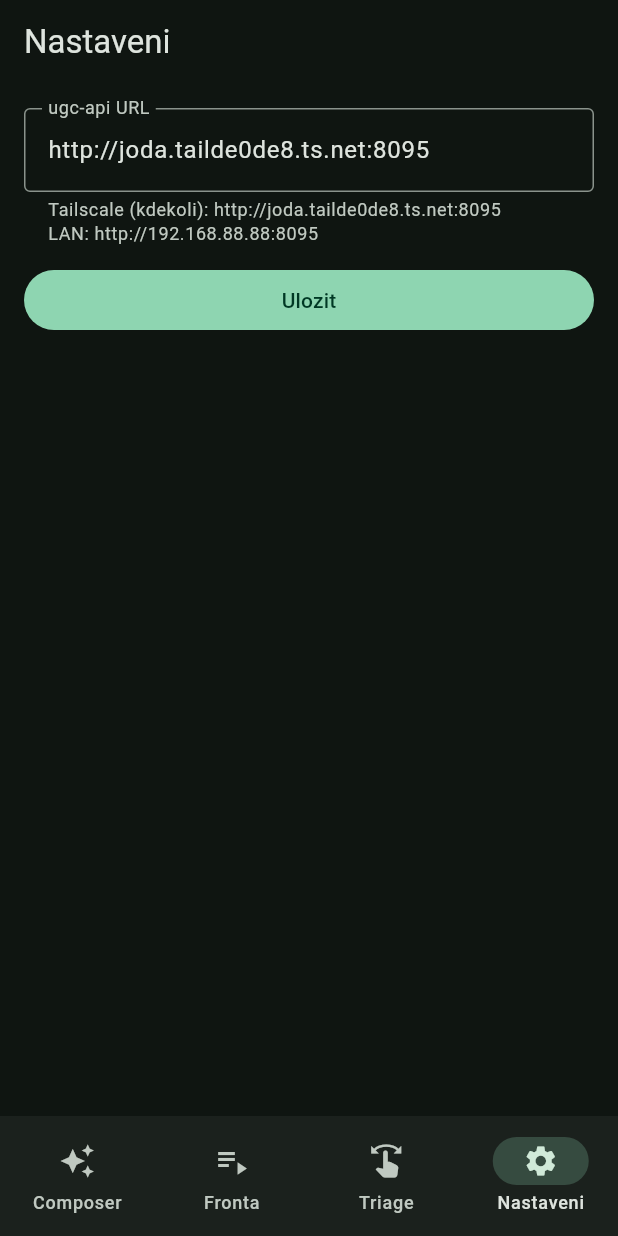
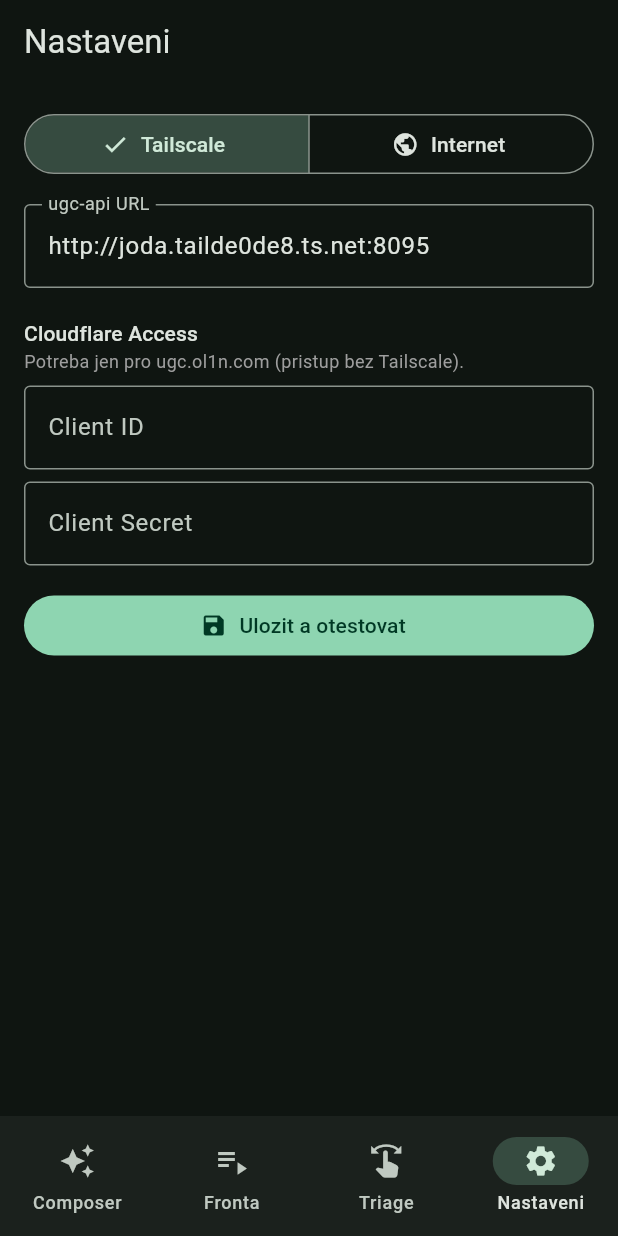
Before and after one commit to lioilsources/UGCFactory, a Flutter app: the screen it shows after launch, item 4 of the bottom bar chosen, on a phone screen of 412 x 824 dp. Run offline on Flutter 3.47's test engine with Material 3 defaults, Android fonts, the phone set to English and light mode, and no system bars; our stand-ins replace flutter_riverpod, go_router, shared_preferences, webview_flutter; missing offline and left inert: model_viewer_plus; network calls fail.

Commit message:
App works over the tunnel: Access service token, no Tailscale needed
Settings gained a Tailscale/Internet switch plus Access credentials and a
save-and-test button, so the phone can reach the factory from anywhere.

The credentials ride as CF-Access-Client-Id/Secret on every API call. The
WebView only gets them on the viewer page itself - subresources cannot
carry custom headers - but Cloudflare answers that first request with a
24h CF_Authorization cookie, which then covers the script and the model.
Verified end to end: page and API 200 with the token, a subresource 200
with only the cookie, and still 302 with no credentials at all.

The token lives in app/.cf-token (gitignored, with an .example alongside)
and is baked in at build time via --dart-define, so it never reaches this
public repo.

Co-Authored-By: Claude Opus 5 <noreply@anthropic.com>
Claude-Session: https://claude.ai/code/session_011LonyW3wodxDm9zTXnucWB

```diff
--- a/app/lib/core/providers.dart
+++ b/app/lib/core/providers.dart
@@ -18,6 +18,12 @@ const defaultBaseUrl = 'http://joda.tailde0de8.ts.net:8095';
 /// druhou auth (Access cookie plati pro cely origin).
 String get initialBaseUrl => kIsWeb ? '' : defaultBaseUrl;
 
+/// Cloudflare Access service token pro pristup pres ugc.ol1n.com bez
+/// Tailscale. Predava se pri buildu (--dart-define), aby nebyl ve zdrojacich
+/// na verejnem GitHubu; v Nastaveni jde prepsat.
+const _buildClientId = String.fromEnvironment('CF_CLIENT_ID');
+const _buildClientSecret = String.fromEnvironment('CF_CLIENT_SECRET');
+
 final prefsProvider = Provider<SharedPreferences>(
   (ref) => throw UnimplementedError('overridden in main'),
 );
@@ -26,8 +32,18 @@ final baseUrlProvider = StateProvider<String>((ref) {
   return ref.watch(prefsProvider).getString('baseUrl') ?? initialBaseUrl;
 });
 
+final cfClientIdProvider = StateProvider<String>((ref) =>
+    ref.watch(prefsProvider).getString('cfClientId') ?? _buildClientId);
+
+final cfClientSecretProvider = StateProvider<String>((ref) =>
+    ref.watch(prefsProvider).getString('cfClientSecret') ?? _buildClientSecret);
+
 final apiProvider = Provider<UgcApi>((ref) {
-  return UgcApi(ref.watch(baseUrlProvider));
+  return UgcApi(
+    ref.watch(baseUrlProvider),
+    clientId: ref.watch(cfClientIdProvider),
+    clientSecret: ref.watch(cfClientSecretProvider),
+  );
 });
 
 /// Zivy seznam jobu. SSE je hlavni signal, ale NESMI byt jediny: kdyz
--- a/app/lib/modules/review/review_screen.dart
+++ b/app/lib/modules/review/review_screen.dart
@@ -46,6 +46,7 @@ class ReviewScreen extends ConsumerWidget {
               viewerUrl: api.viewerUrl(job.id),
               glbUrl: api.glbUrl(job.id),
               alt: job.prompt,
+              headers: api.authHeaders,
             ),
           ),
           Padding(
--- a/app/lib/modules/settings/settings_screen.dart
+++ b/app/lib/modules/settings/settings_screen.dart
@@ -3,6 +3,10 @@ import 'package:flutter_riverpod/flutter_riverpod.dart';
 
 import '../../core/providers.dart';
 
+/// Nastaveni pripojeni: kam appka mluvi a cim se prokazuje.
+///
+/// Tailnet adresa nepotrebuje nic navic, ugc.ol1n.com chce Cloudflare
+/// Access service token (jde predat i pri buildu pres --dart-define).
 class SettingsScreen extends ConsumerStatefulWidget {
   const SettingsScreen({super.key});
   @override
@@ -11,50 +15,125 @@ class SettingsScreen extends ConsumerStatefulWidget {
 
 class _SettingsScreenState extends ConsumerState<SettingsScreen> {
   late final TextEditingController _urlCtrl;
+  late final TextEditingController _idCtrl;
+  late final TextEditingController _secretCtrl;
+  String? _status;
+  bool _testing = false;
+
+  static const _tailnet = 'http://joda.tailde0de8.ts.net:8095';
+  static const _tunnel = 'https://ugc.ol1n.com';
 
   @override
   void initState() {
     super.initState();
     _urlCtrl = TextEditingController(text: ref.read(baseUrlProvider));
+    _idCtrl = TextEditingController(text: ref.read(cfClientIdProvider));
+    _secretCtrl = TextEditingController(text: ref.read(cfClientSecretProvider));
   }
 
   @override
   void dispose() {
     _urlCtrl.dispose();
+    _idCtrl.dispose();
+    _secretCtrl.dispose();
     super.dispose();
+  }
+
+  Future<void> _save({bool test = true}) async {
+    final prefs = ref.read(prefsProvider);
+    final url = _urlCtrl.text.trim().replaceAll(RegExp(r'/+$'), '');
+    await prefs.setString('baseUrl', url);
+    await prefs.setString('cfClientId', _idCtrl.text.trim());
+    await prefs.setString('cfClientSecret', _secretCtrl.text.trim());
+    ref.read(baseUrlProvider.notifier).state = url;
+    ref.read(cfClientIdProvider.notifier).state = _idCtrl.text.trim();
+    ref.read(cfClientSecretProvider.notifier).state = _secretCtrl.text.trim();
+
+    if (!test) return;
+    setState(() {
+      _testing = true;
+      _status = null;
+    });
+    try {
+      final jobs = await ref.read(apiProvider).jobs(limit: 1);
+      setState(() => _status = 'Spojeni OK (${jobs.length} job nacten)');
+      ref.read(jobsProvider.notifier).refresh();
+    } catch (e) {
+      setState(() => _status = 'Nedostupne: $e');
+    } finally {
+      setState(() => _testing = false);
+    }
   }
 
   @override
   Widget build(BuildContext context) {
+    final ok = _status?.startsWith('Spojeni OK') ?? false;
     return Scaffold(
       appBar: AppBar(title: const Text('Nastaveni')),
       body: ListView(
         padding: const EdgeInsets.all(16),
         children: [
+          SegmentedButton<String>(
+            segments: const [
+              ButtonSegment(value: _tailnet, label: Text('Tailscale'), icon: Icon(Icons.vpn_lock)),
+              ButtonSegment(value: _tunnel, label: Text('Internet'), icon: Icon(Icons.public)),
+            ],
+            selected: {_urlCtrl.text.startsWith('https://') ? _tunnel : _tailnet},
+            onSelectionChanged: (sel) =>
+                setState(() => _urlCtrl.text = sel.first),
+          ),
+          const SizedBox(height: 16),
           TextField(
             controller: _urlCtrl,
             decoration: const InputDecoration(
               labelText: 'ugc-api URL',
-              helperText: 'Tailscale (kdekoli): http://joda.tailde0de8.ts.net:8095'
-                  '\nLAN: http://192.168.88.88:8095',
               border: OutlineInputBorder(),
             ),
             keyboardType: TextInputType.url,
             maxLines: null,
           ),
-          const SizedBox(height: 12),
-          FilledButton(
-            onPressed: () async {
-              final url = _urlCtrl.text.trim().replaceAll(RegExp(r'/+$'), '');
-              await ref.read(prefsProvider).setString('baseUrl', url);
-              ref.read(baseUrlProvider.notifier).state = url;
-              if (context.mounted) {
-                ScaffoldMessenger.of(context).showSnackBar(
-                    const SnackBar(content: Text('Ulozeno')));
-              }
-            },
-            child: const Text('Ulozit'),
+          const SizedBox(height: 20),
+          Text('Cloudflare Access', style: Theme.of(context).textTheme.titleSmall),
+          const Text(
+            'Potreba jen pro ugc.ol1n.com (pristup bez Tailscale).',
+            style: TextStyle(fontSize: 12, color: Colors.grey),
           ),
+          const SizedBox(height: 8),
+          TextField(
+            controller: _idCtrl,
+            decoration: const InputDecoration(
+              labelText: 'Client ID',
+              hintText: '....access',
+              border: OutlineInputBorder(),
+            ),
+            maxLines: null,
+          ),
+          const SizedBox(height: 8),
+          TextField(
+            controller: _secretCtrl,
+            decoration: const InputDecoration(
+              labelText: 'Client Secret',
+              border: OutlineInputBorder(),
+            ),
+            obscureText: true,
+          ),
+          const SizedBox(height: 16),
+          FilledButton.icon(
+            onPressed: _testing ? null : _save,
+            icon: _testing
+                ? const SizedBox(
+                    width: 16, height: 16, child: CircularProgressIndicator(strokeWidth: 2))
+                : const Icon(Icons.save),
+            label: const Text('Ulozit a otestovat'),
+          ),
+          if (_status != null)
+            Padding(
+              padding: const EdgeInsets.only(top: 12),
+              child: Text(
+                _status!,
+                style: TextStyle(color: ok ? Colors.green : Colors.redAccent),
+              ),
+            ),
         ],
       ),
     );
--- a/app/lib/modules/triage/triage_screen.dart
+++ b/app/lib/modules/triage/triage_screen.dart
@@ -116,6 +116,7 @@ class _TriageCardState extends ConsumerState<_TriageCard> {
                               viewerUrl: api.viewerUrl(job.id),
                               glbUrl: api.glbUrl(job.id),
                               alt: job.prompt,
+                              headers: api.authHeaders,
                             )
                           : Image.network(
                               api.previewUrl(job.id),
```
Also changed, not shown: app/lib/core/api.dart (+22 -6 lines), app/lib/shared/model_view.dart (+7 -1 lines), 4 other files.
